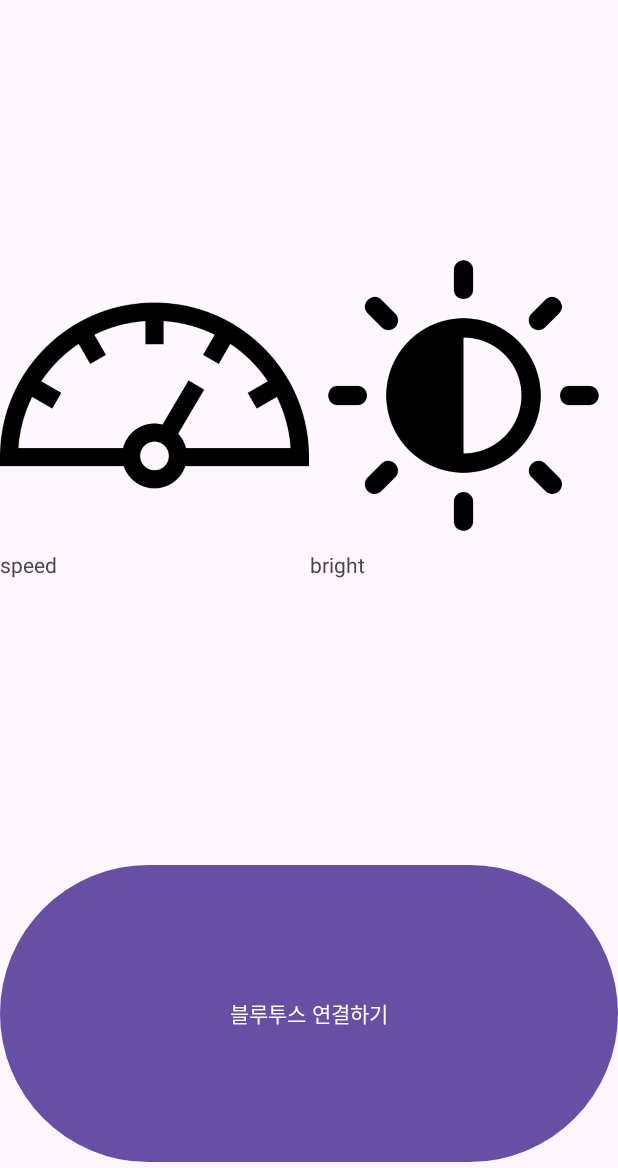
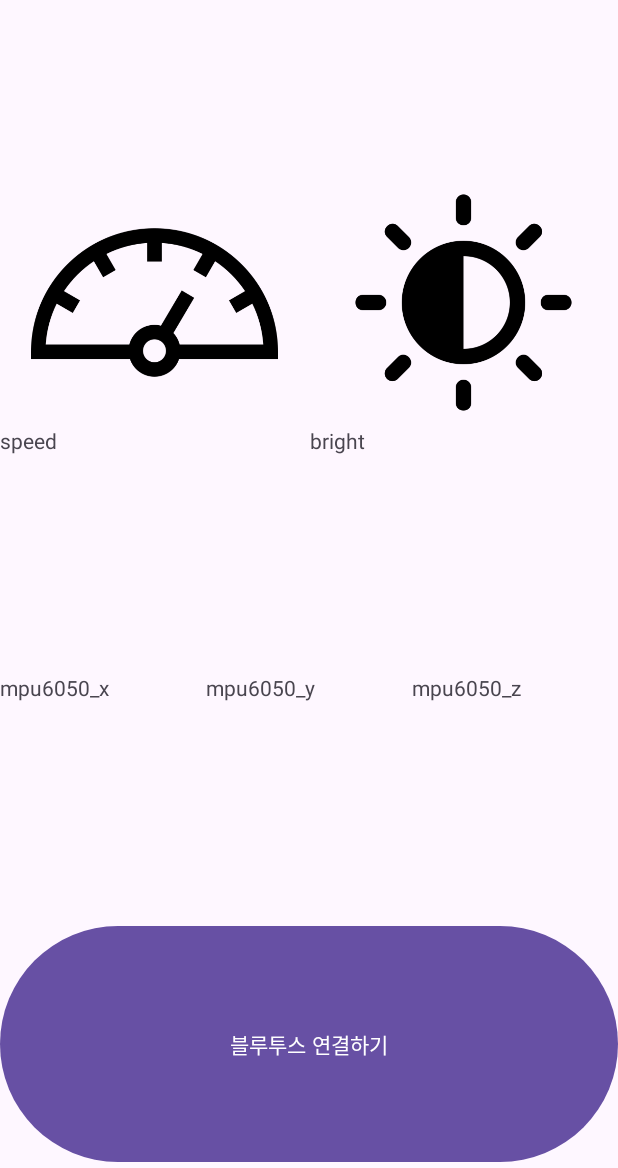
Before and after one commit to 02present/2024-1_IoT_Smarthelmet, an Android app: the screen it shows after launch (MainActivity), on a phone screen of 412 x 824 dp, the part 68-1236 px from its top. Run offline under Robolectric (Android 15) with nearby library versions, the phone set to English and light mode, and no system bars.

Commit message:
조도센서값 반영 추가

```diff
--- a/app/src/main/java/com/example/iot3/MainActivity.kt
+++ b/app/src/main/java/com/example/iot3/MainActivity.kt
@@ -64,7 +64,7 @@ class MainActivity : AppCompatActivity() {
         handler = Handler(Handler.Callback { msg ->
             if (msg.what == MESSAGE_READ) {
                 val readMessage = msg.obj as String
-                speed.text = readMessage
+                processBluetoothMessage(readMessage)
             }
             true
         })
@@ -145,6 +145,13 @@ class MainActivity : AppCompatActivity() {
             }
         }
     }
+    private fun processBluetoothMessage(message: String) {
+        // 블루투스 시리얼 값이 "bright:8"인 경우 tv_BH1750 텍스트를 8로 변경
+        if (message.startsWith("bright:")) {
+            val value = message.substringAfter("bright:").trim()
+            speed.text = value
+        }
+    }
     override fun onDestroy() {
         super.onDestroy()
         connectedThread?.cancel()
--- a/app/src/main/res/layout/activity_main.xml
+++ b/app/src/main/res/layout/activity_main.xml
@@ -28,8 +28,7 @@
         android:layout_width="match_parent"
         android:layout_height="0dp"
         android:layout_weight="1"
-        android:gravity="center"
-        android:orientation="horizontal">
+        android:gravity="center">
 
         <ImageView
             android:id="@+id/img_MPU9250"
@@ -70,6 +69,34 @@
             android:text="bright" />
     </LinearLayout>
 
+    <LinearLayout
+        android:layout_width="match_parent"
+        android:layout_height="0dp"
+        android:layout_weight="1"
+        android:orientation="horizontal">
+
+        <TextView
+            android:id="@+id/mpu6050_x"
+            android:layout_width="wrap_content"
+            android:layout_height="wrap_content"
+            android:layout_weight="1"
+            android:text="mpu6050_x" />
+
+        <TextView
+            android:id="@+id/mpu6050_y"
+            android:layout_width="wrap_content"
+            android:layout_height="wrap_content"
+            android:layout_weight="1"
+            android:text="mpu6050_y" />
+
+        <TextView
+            android:id="@+id/mpu6050_z"
+            android:layout_width="wrap_content"
+            android:layout_height="wrap_content"
+            android:layout_weight="1"
+            android:text="mpu6050_z" />
+    </LinearLayout>
+
     <Button
         android:id="@+id/connectbutton"
         android:layout_width="match_parent"
```
